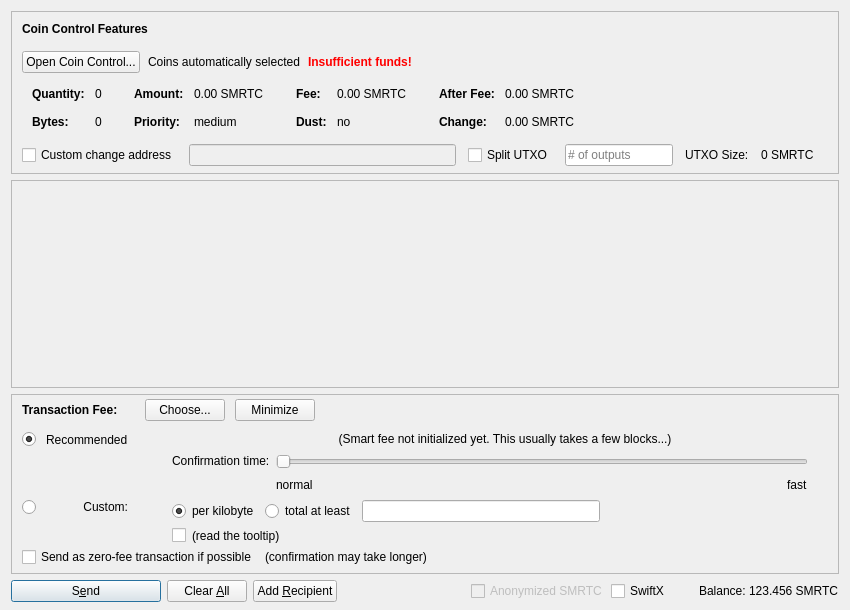
Xavander-Coin/Xavander-coin, file src/qt/forms/sendcoinsdialog.ui: the form before one commit.
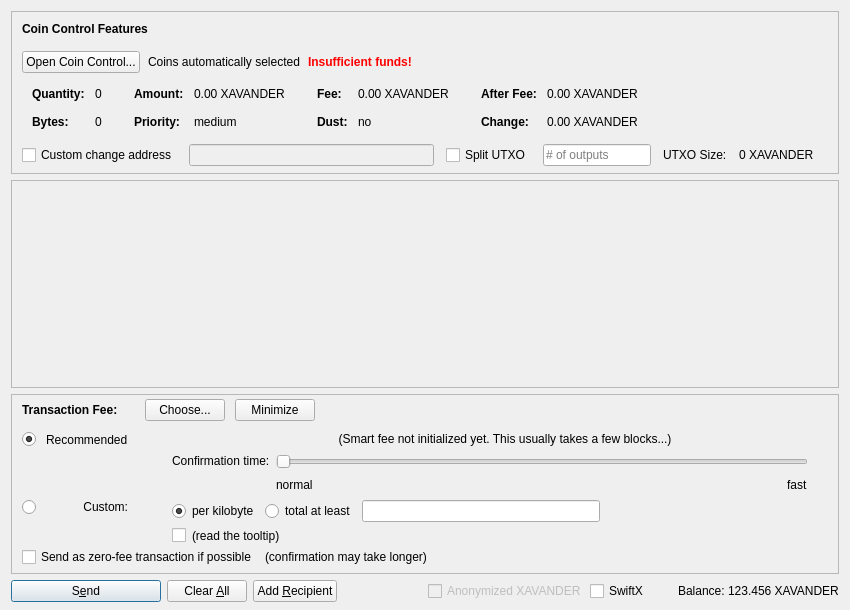
The form after the commit. Icons and pictures are not drawn. Custom widgets are drawn as their Qt base class.

```diff
--- a/src/qt/forms/sendcoinsdialog.ui
+++ b/src/qt/forms/sendcoinsdialog.ui
@@ -324,7 +324,7 @@
                   <enum>Qt::ActionsContextMenu</enum>
                  </property>
                  <property name="text">
-                  <string notr="true">0.00 SMRTC</string>
+                  <string notr="true">0.00 XAVANDER</string>
                  </property>
                  <property name="textInteractionFlags">
                   <set>Qt::LinksAccessibleByMouse|Qt::TextSelectableByKeyboard|Qt::TextSelectableByMouse</set>
@@ -404,7 +404,7 @@
                   <enum>Qt::ActionsContextMenu</enum>
                  </property>
                  <property name="text">
-                  <string notr="true">0.00 SMRTC</string>
+                  <string notr="true">0.00 XAVANDER</string>
                  </property>
                  <property name="textInteractionFlags">
                   <set>Qt::LinksAccessibleByMouse|Qt::TextSelectableByKeyboard|Qt::TextSelectableByMouse</set>
@@ -484,7 +484,7 @@
                   <enum>Qt::ActionsContextMenu</enum>
                  </property>
                  <property name="text">
-                  <string notr="true">0.00 SMRTC</string>
+                  <string notr="true">0.00 XAVANDER</string>
                  </property>
                  <property name="textInteractionFlags">
                   <set>Qt::LinksAccessibleByMouse|Qt::TextSelectableByKeyboard|Qt::TextSelectableByMouse</set>
@@ -513,7 +513,7 @@
                   <enum>Qt::ActionsContextMenu</enum>
                  </property>
                  <property name="text">
-                  <string notr="true">0.00 SMRTC</string>
+                  <string notr="true">0.00 XAVANDER</string>
                  </property>
                  <property name="textInteractionFlags">
                   <set>Qt::LinksAccessibleByMouse|Qt::TextSelectableByKeyboard|Qt::TextSelectableByMouse</set>
@@ -594,7 +594,7 @@
           <item>
            <widget class="QLabel" name="labelBlockSize">
             <property name="text">
-             <string>0 SMRTC</string>
+             <string>0 XAVANDER</string>
             </property>
            </widget>
           </item>
@@ -1390,7 +1390,7 @@
           <bool>false</bool>
          </property>
          <property name="text">
-          <string>Anonymized SMRTC</string>
+          <string>Anonymized XAVANDER</string>
          </property>
         </widget>
        </item>
@@ -1429,7 +1429,7 @@
           <cursorShape>IBeamCursor</cursorShape>
          </property>
          <property name="text">
-          <string notr="true">123.456 SMRTC</string>
+          <string notr="true">123.456 XAVANDER</string>
          </property>
          <property name="textInteractionFlags">
           <set>Qt::LinksAccessibleByMouse|Qt::TextSelectableByKeyboard|Qt::TextSelectableByMouse</set>
```
Left out of the diff: 18 changed lines with no effect on the pictures.
